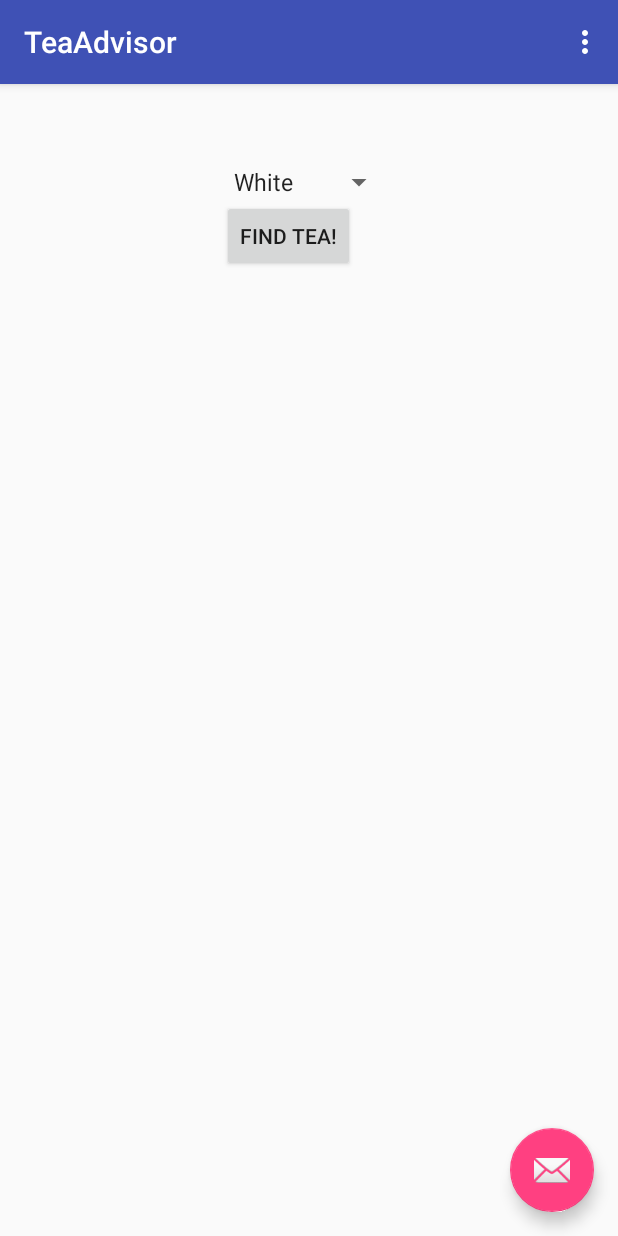
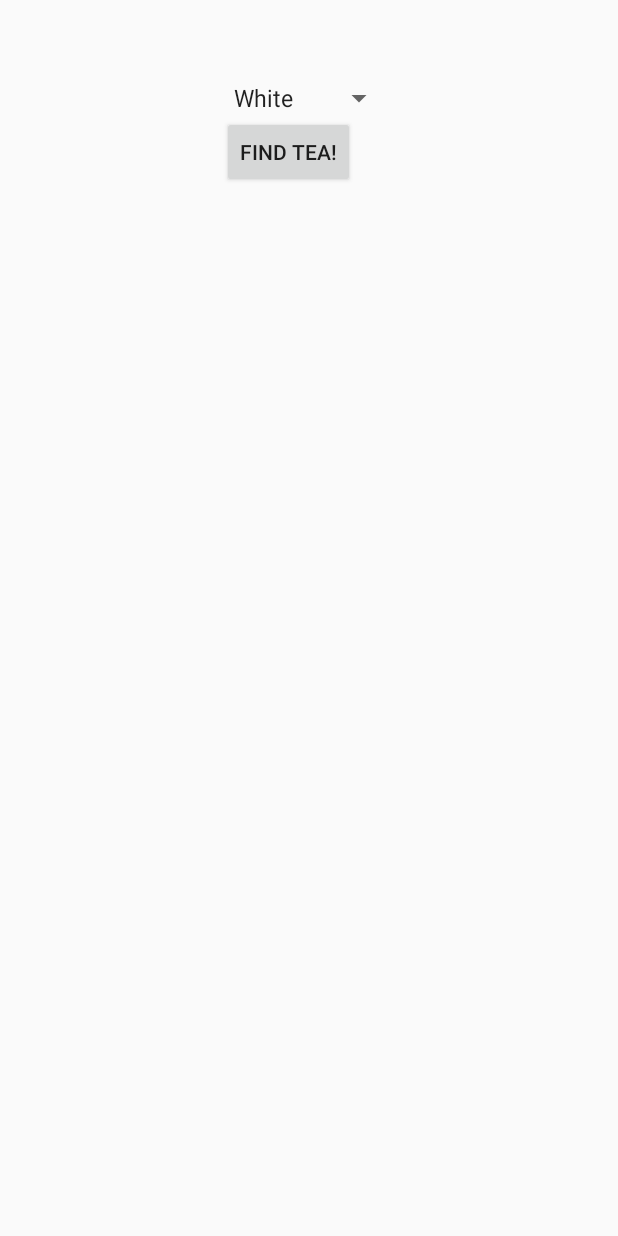
Before and after one commit to IanDCarroll/TeaAdvisor, an Android app: the screen it shows after launch (FindTeaActivity), on a phone screen of 412 x 824 dp. Run offline under Robolectric (Android 15) with nearby library versions, the phone set to English and light mode, and no system bars.

Commit message:
start building activity

```diff
--- a/app/src/main/java/com/hfad/teaadvisor/FindTeaActivity.java
+++ b/app/src/main/java/com/hfad/teaadvisor/FindTeaActivity.java
@@ -1,52 +1,24 @@
 package com.hfad.teaadvisor;
 
 import android.os.Bundle;
-import android.support.design.widget.FloatingActionButton;
-import android.support.design.widget.Snackbar;
-import android.support.v7.app.AppCompatActivity;
-import android.support.v7.widget.Toolbar;
+import android.app.Activity;
 import android.view.View;
-import android.view.Menu;
-import android.view.MenuItem;
+import android.widget.Spinner;
+import android.widget.TextView;
 
-public class FindTeaActivity extends AppCompatActivity {
+
+public class FindTeaActivity extends Activity {
 
     @Override
     protected void onCreate(Bundle savedInstanceState) {
         super.onCreate(savedInstanceState);
-        setContentView(R.layout.activity_find_tea);
-        Toolbar toolbar = (Toolbar) findViewById(R.id.toolbar);
-        setSupportActionBar(toolbar);
-
-        FloatingActionButton fab = (FloatingActionButton) findViewById(R.id.fab);
-        fab.setOnClickListener(new View.OnClickListener() {
-            @Override
-            public void onClick(View view) {
-                Snackbar.make(view, "Replace with your own action", Snackbar.LENGTH_LONG)
-                        .setAction("Action", null).show();
-            }
-        });
+        setContentView(R.layout.content_find_tea);
     }
-
-    @Override
-    public boolean onCreateOptionsMenu(Menu menu) {
-        // Inflate the menu; this adds items to the action bar if it is present.
-        getMenuInflater().inflate(R.menu.menu_find_tea, menu);
-        return true;
-    }
-
-    @Override
-    public boolean onOptionsItemSelected(MenuItem item) {
-        // Handle action bar item clicks here. The action bar will
-        // automatically handle clicks on the Home/Up button, so long
-        // as you specify a parent activity in AndroidManifest.xml.
-        int id = item.getItemId();
-
-        //noinspection SimplifiableIfStatement
-        if (id == R.id.action_settings) {
-            return true;
-        }
-
-        return super.onOptionsItemSelected(item);
+    //call when user taps the button
+    public void onClickFindTea(View view) {
+        TextView types = (TextView) findViewById(R.id.types);
+        types.setText("Gup of gea");
+        Spinner color = (Spinner) findViewById(R.id.color);
+        String.valueOf(color.getSelectedItem());
     }
 }
--- a/app/src/main/res/layout/content_find_tea.xml
+++ b/app/src/main/res/layout/content_find_tea.xml
@@ -27,7 +27,8 @@
         android:layout_height="wrap_content"
         android:layout_alignStart="@+id/color"
         android:layout_below="@id/color"
-        android:text="@string/find_tea" />
+        android:text="@string/find_tea"
+        android:onClick="onClickFindTea"/>
 
     <TextView
         android:id="@+id/types"
@@ -35,5 +36,5 @@
         android:layout_height="wrap_content"
         android:layout_below="@+id/find_tea"
         android:layout_marginTop="18dp"
-        android:text="@string/Types" />
+        android:text="@string/types" />
 </RelativeLayout>
--- a/app/src/main/res/values/strings.xml
+++ b/app/src/main/res/values/strings.xml
@@ -2,7 +2,7 @@
     <string name="app_name">TeaAdvisor</string>
     <string name="action_settings">Settings</string>
     <string name="find_tea">Find Tea!</string>
-    <string name="Types"></string>
+    <string name="types"></string>
     <string-array name="tea_colors">
         <item>White</item>
         <item>Green</item>
```
